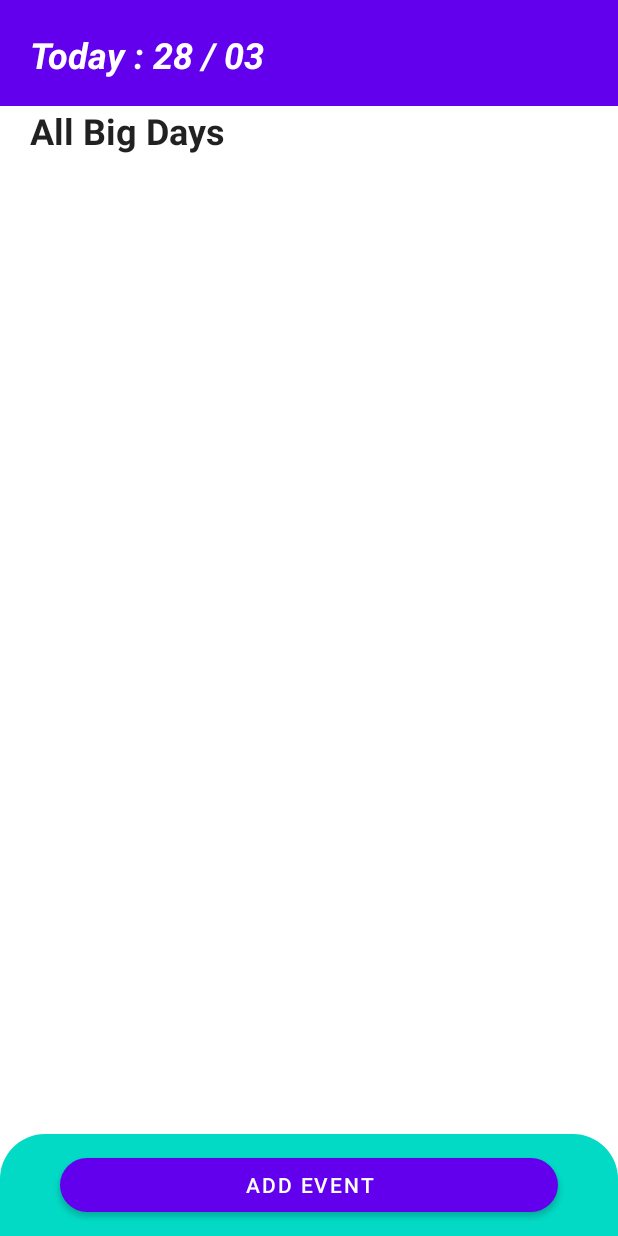
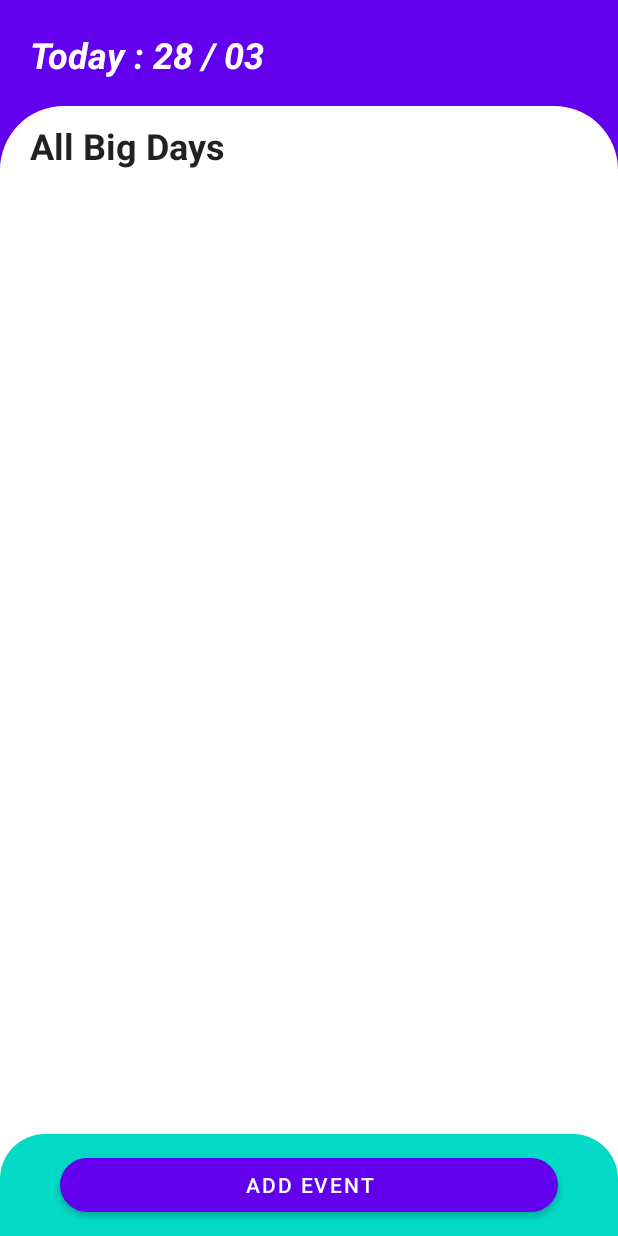
Before and after one commit to kshitijskumar/Wish-Em, an Android app: the AllEventsFragment screen opened directly, with no data from a screen before it, on a phone screen of 412 x 824 dp. Run offline under Robolectric (Android 15) with nearby library versions, the light colour scheme and no system bars; our stand-ins replace Room's generated code, data binding; 1 statement that could not run was skipped.

Commit message:
ui slightly improved

```diff
--- /dev/null
+++ b/app/src/main/res/drawable-v24/bg_bottom_one_side_corner_white.xml
@@ -0,0 +1,10 @@
+<?xml version="1.0" encoding="utf-8"?>
+<shape android:shape="rectangle" xmlns:android="http://schemas.android.com/apk/res/android">
+
+    <corners
+        android:topLeftRadius="50dp"
+        android:topRightRadius="50dp" />
+
+    <solid android:color="@color/white"/>
+
+</shape>
--- a/app/src/main/res/layout/fragment_all_events.xml
+++ b/app/src/main/res/layout/fragment_all_events.xml
@@ -55,7 +55,8 @@
                     android:layout_width="match_parent"
                     android:layout_height="wrap_content"
                     android:text="All Big Days"
-                    android:background="@color/white"
+                    android:paddingTop="10dp"
+                    android:background="@drawable/bg_bottom_one_side_corner_white"
                     android:textStyle="bold"
                     app:layout_constraintStart_toStartOf="parent"
                     app:layout_constraintTop_toBottomOf="@+id/rvTodayEvents"
```
